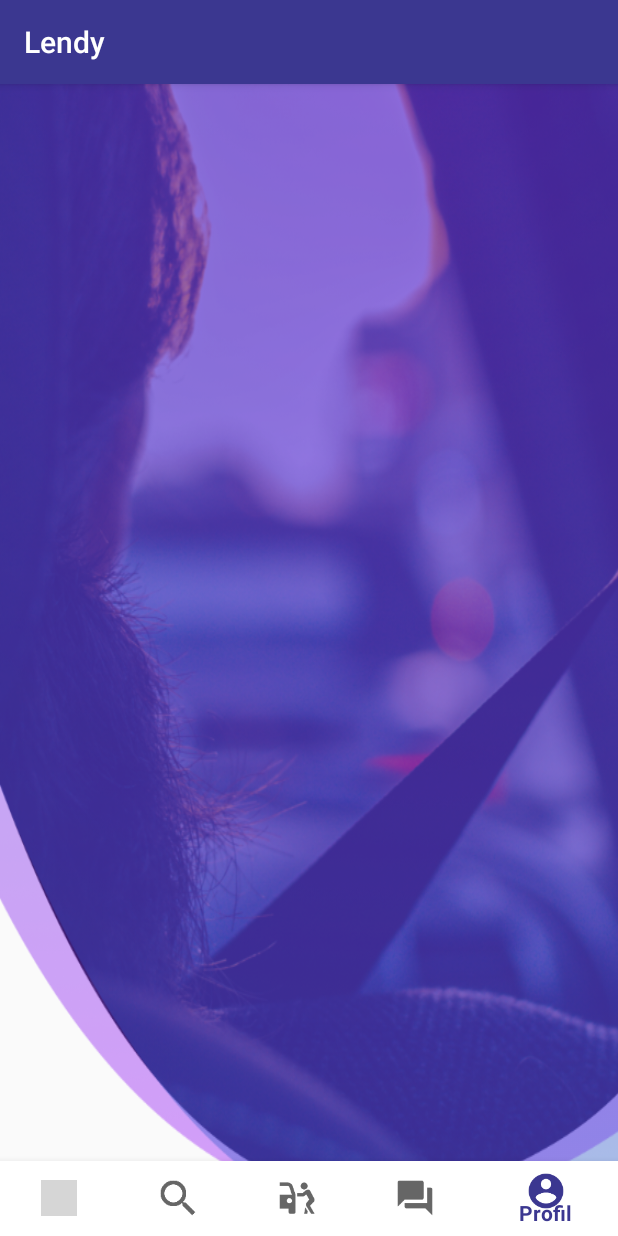
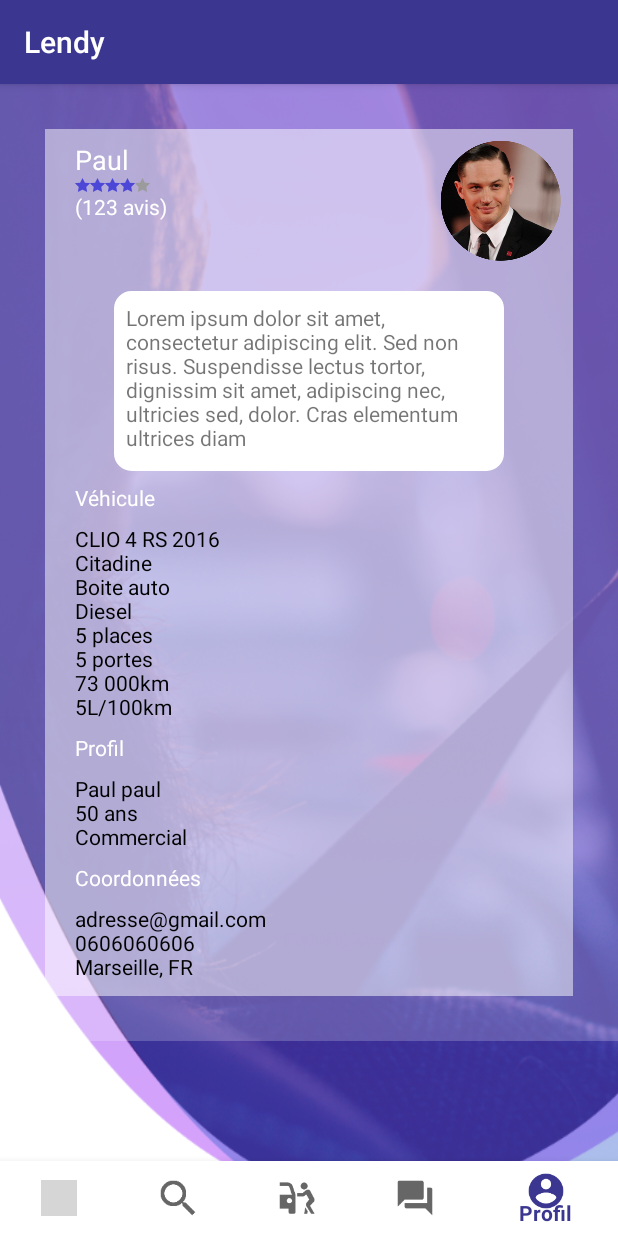
Before and after one commit to elbilbil/lendy_android, an Android app: the MainActivity screen opened directly, with no data from a screen before it, item 5 of the bottom bar chosen, on a phone screen of 412 x 824 dp. Run offline under Robolectric (Android 15) with nearby library versions, the phone set to English and light mode, and no system bars; libraries missing offline, so code that uses them is left out: com.lmntrx.android, com.pubnub.api; 2 statements that could not run were skipped; grey boxes are pictures that could not be loaded.

Commit message:
Map/MyProfil/Messages
- Ajout du profil de l'utilisateur
- Review des conversations
- Review de la Map qui va afficher désormais les users récupérés

```diff
--- a/Lendy/app/src/main/java/com/lendy/Controllers/MainActivity.kt
+++ b/Lendy/app/src/main/java/com/lendy/Controllers/MainActivity.kt
@@ -42,6 +42,7 @@ class MainActivity : AppCompatActivity() {
     var messageFragment: MessagesFragment? = null
     var conversationFragment: ConversationFragment? = null
     var homeFragment: HomeFragment? = null
+    var myProfilFragment: MyProfilFragment? = null
 
     override fun onCreate(savedInstanceState: Bundle?) {
         super.onCreate(savedInstanceState)
@@ -71,6 +72,9 @@ class MainActivity : AppCompatActivity() {
 
                         if (homeFragment != null && homeFragment?.isVisible!!)
                             removeHomeFragment()
+
+                        if (myProfilFragment != null && myProfilFragment?.isVisible!!)
+                            removeMyProfilFragment()
 
                         when (item.itemId) {
                             R.id.action_ongle_1 -> {
@@ -112,6 +116,11 @@ class MainActivity : AppCompatActivity() {
                                 addFragmentToActivity(fragmentManager, messageFragment, R.id.activity_main)
                             }
                             R.id.action_ongle_5 -> {
+                                myProfilFragment = MyProfilFragment()
+                                // set LegalsFragment Arguments
+                                //researchFragment!!.arguments = bundle
+
+                                addFragmentToActivity(fragmentManager, myProfilFragment, R.id.activity_main)
 
                             }
                             else -> {
@@ -215,6 +224,13 @@ class MainActivity : AppCompatActivity() {
         }
     }
 
+    fun removeMyProfilFragment() {
+        if (this.myProfilFragment != null) {
+            removeFragment(myProfilFragment)
+            this.myProfilFragment = null
+        }
+    }
+
     private fun initPubnub() {
         val pnConfiguration = PNConfiguration()
         pnConfiguration.subscribeKey = "sub-c-32cb3dba-f4bc-11e8-aba4-3a82e8287a69"
@@ -254,7 +270,7 @@ class MainActivity : AppCompatActivity() {
             showBottomNavigation()
         }
         else {
-            if (mapFragment != null || profileDetailFragment != null || researchFragment != null || messageFragment != null) {
+            if (mapFragment != null || profileDetailFragment != null || researchFragment != null || messageFragment != null || myProfilFragment != null) {
                 fragmentManager.popBackStack()
                 showBottomNavigation()
                 bottom_navigation.selectedItemId = R.id.action_ongle_1
--- /dev/null
+++ b/Lendy/app/src/main/java/com/lendy/Utils/fragments/MyProfilFragment.kt
@@ -0,0 +1,115 @@
+package com.lendy.Utils.fragments
+
+import android.app.Activity
+import android.app.Fragment
+import android.content.Context
+import android.os.Bundle
+import android.view.*
+import com.lendy.Controllers.*
+import com.lendy.Models.Users
+import com.lendy.R
+import android.graphics.drawable.Drawable
+import android.util.Log
+import com.lendy.Manager.DataManager
+import com.lendy.Utils.custom_views.SendMessageDialog
+import kotlinx.android.synthetic.main.profiledetail.*
+import android.content.Intent
+import android.widget.Toast
+import android.provider.MediaStore
+import android.graphics.Bitmap
+import kotlinx.android.synthetic.main.myprofil_fragment.*
+import kotlinx.android.synthetic.main.profiledetail.profilname
+import kotlinx.android.synthetic.main.profiledetail.profilpicture
+import kotlinx.android.synthetic.main.profiledetail.textView11
+import java.io.IOException
+
+class MyProfilFragment : Fragment() {
+
+    var currentActivity: Activity? = null
+    var currentView: View? = null
+    var userInfo: HashMap<String?, Any?> = hashMapOf()
+    var user: Users? = null
+    var SELECT_IMAGE = 1211
+
+    override fun onCreateView(inflater: LayoutInflater?, container: ViewGroup?, savedInstanceState: Bundle?): View? {
+        return inflater?.inflate(R.layout.myprofil_fragment, container, false)
+    }
+
+    override fun onViewCreated(view: View?, savedInstanceState: Bundle?) {
+        super.onViewCreated(view, savedInstanceState)
+
+        this.currentView = view
+        this.currentActivity = this.activity
+        val cA = this.currentActivity
+
+        val b = this.arguments
+        Log.e("lol", DataManager.SharedData.sharedUser.toString()!!)
+        profilname.text = DataManager.SharedData.sharedUser!!.firstname + " " + DataManager.SharedData.sharedUser!!.lastname
+        textView11.text = DataManager.SharedData.sharedUser!!.username +"\\n0606060606\\nMarseille, FR"
+
+        profilpicture.setOnClickListener {
+            val intent = Intent()
+            intent.type = "image/*"
+            intent.action = Intent.ACTION_GET_CONTENT
+            startActivityForResult(Intent.createChooser(intent, "Choisissez une image"), SELECT_IMAGE)
+        }
+
+        /*if (b.getSerializable("infos") != null) {
+            userInfo = b.getSerializable("infos") as HashMap<String?, Any?>
+            user = userInfo["user"] as Users?
+            profilpicture.setImageDrawable(userInfo["firstImage"] as Drawable?)
+            profilname.text = user!!.firstname + " " + user!!.lastname
+        }*/
+
+    }
+
+    override fun onActivityResult(requestCode: Int, resultCode: Int, data: Intent?) {
+        super.onActivityResult(requestCode, resultCode, data)
+        if (requestCode == SELECT_IMAGE) {
+            if (resultCode == Activity.RESULT_OK) {
+                if (data != null) {
+                    try {
+                        val bitmap = MediaStore.Images.Media.getBitmap(activity.contentResolver, data.data)
+                        profilpicture.setImageBitmap(bitmap)
+                    } catch (e: IOException) {
+                        e.printStackTrace()
+                    }
+
+                }
+            } else if (resultCode == Activity.RESULT_CANCELED) {
+                Toast.makeText(activity, "Canceled", Toast.LENGTH_SHORT).show()
+            }
+        }
+    }
+
+    override fun onAttach(context: Context?) {
+        super.onAttach(context)
+    }
+
+    override fun onSaveInstanceState(outState: Bundle?) {
+
+    }
+
+    override fun onDestroyView() {
+        super.onDestroyView()
+    }
+
+    override fun onDetach() {
+        super.onDetach()
+    }
+
+    override fun onDestroy() {
+        super.onDestroy()
+    }
+
+
+    fun onSucceed() {
+
+        val cA = this.currentActivity
+    }
+
+    fun onFail() {
+
+        val cA = this.currentActivity
+    }
+}
--- /dev/null
+++ b/Lendy/app/src/main/res/layout/myprofil_fragment.xml
@@ -0,0 +1,256 @@
+<?xml version="1.0" encoding="utf-8"?>
+<FrameLayout xmlns:android="http://schemas.android.com/apk/res/android"
+    xmlns:app="http://schemas.android.com/apk/res-auto"
+    xmlns:tools="http://schemas.android.com/tools"
+    android:layout_width="match_parent"
+    android:layout_height="match_parent"
+    android:clickable="true"
+    android:focusable="true"
+    android:background="@color/white">
+
+    <FrameLayout
+        android:layout_width="match_parent"
+        android:layout_height="match_parent"
+        android:background="@drawable/bg_login"
+        android:clickable="true"
+        android:focusable="true">
+
+        <ScrollView
+            android:layout_width="match_parent"
+            android:layout_height="match_parent"
+            app:layout_constraintBottom_toBottomOf="parent"
+            app:layout_constraintEnd_toEndOf="parent"
+            app:layout_constraintStart_toStartOf="parent"
+            app:layout_constraintTop_toTopOf="parent">
+
+            <android.support.constraint.ConstraintLayout
+                android:layout_width="match_parent"
+                android:layout_height="match_parent"
+                android:background="#33FFFFFF"
+                app:layout_constraintBottom_toBottomOf="parent"
+                app:layout_constraintEnd_toEndOf="parent"
+                app:layout_constraintStart_toStartOf="parent"
+                app:layout_constraintTop_toTopOf="parent">
+
+                <android.support.constraint.ConstraintLayout
+                    android:layout_width="match_parent"
+                    android:layout_height="match_parent"
+                    android:layout_marginStart="30dp"
+                    android:layout_marginTop="30dp"
+                    android:layout_marginEnd="30dp"
+                    android:layout_marginBottom="30dp"
+                    android:background="#80FFFFFF"
+                    app:layout_constraintBottom_toBottomOf="parent"
+                    app:layout_constraintEnd_toEndOf="parent"
+                    app:layout_constraintStart_toStartOf="parent"
+                    app:layout_constraintTop_toTopOf="parent">
+
+                    <ImageView
+                        android:id="@+id/profilpicture"
+                        android:layout_width="80dp"
+                        android:layout_height="80dp"
+                        android:layout_marginTop="8dp"
+                        android:layout_marginEnd="8dp"
+                        app:layout_constraintEnd_toEndOf="parent"
+                        app:layout_constraintTop_toTopOf="parent"
+                        app:srcCompat="@drawable/avatar_placeholder" />
+
+                    <TextView
+                        android:id="@+id/profilname"
+                        android:layout_width="0dp"
+                        android:layout_height="wrap_content"
+                        android:layout_marginStart="20dp"
+                        android:layout_marginTop="8dp"
+                        android:layout_marginEnd="10dp"
+                        android:text="Paul"
+                        android:textColor="@color/white"
+                        android:textSize="18dp"
+                        app:layout_constraintEnd_toStartOf="@+id/profilpicture"
+                        app:layout_constraintHorizontal_bias="0.0"
+                        app:layout_constraintStart_toStartOf="parent"
+                        app:layout_constraintTop_toTopOf="parent" />
+
+                    <LinearLayout
+                        android:id="@+id/linearLayout"
+                        android:layout_width="wrap_content"
+                        android:layout_height="wrap_content"
+                        android:layout_marginStart="20dp"
+                        android:orientation="horizontal"
+                        app:layout_constraintStart_toStartOf="parent"
+                        app:layout_constraintTop_toBottomOf="@+id/profilname">
+
+                        <ImageView
+                            android:layout_width="wrap_content"
+                            android:layout_height="wrap_content"
+                            android:src="@drawable/star_bleu" />
+
+                        <ImageView
+                            android:layout_width="wrap_content"
+                            android:layout_height="wrap_content"
+                            android:src="@drawable/star_bleu" />
+
+                        <ImageView
+                            android:layout_width="wrap_content"
+                            android:layout_height="wrap_content"
+                            android:src="@drawable/star_bleu" />
+
+                        <ImageView
+                            android:layout_width="wrap_content"
+                            android:layout_height="wrap_content"
+                            android:src="@drawable/star_bleu" />
+
+                        <ImageView
+                            android:layout_width="wrap_content"
+                            android:layout_height="wrap_content"
+                            android:src="@drawable/star_gris" />
+
+                    </LinearLayout>
+
+                    <TextView
+                        android:id="@+id/avis"
+                        android:layout_width="wrap_content"
+                        android:layout_height="wrap_content"
+                        android:layout_marginStart="20dp"
+                        android:text="(123 avis)"
+                        android:textColor="@color/white"
+                        app:layout_constraintStart_toStartOf="parent"
+                        app:layout_constraintTop_toBottomOf="@+id/linearLayout" />
+
+                    <android.support.constraint.ConstraintLayout
+                        android:id="@+id/constraintLayout"
+                        android:layout_width="260dp"
+                        android:layout_height="120dp"
+                        android:layout_marginStart="8dp"
+                        android:layout_marginTop="20dp"
+                        android:layout_marginEnd="8dp"
+                        android:background="@drawable/rounded_border"
+                        app:layout_constraintEnd_toEndOf="parent"
+                        app:layout_constraintStart_toStartOf="parent"
+                        app:layout_constraintTop_toBottomOf="@+id/profilpicture">
+
+                        <TextView
+                            android:id="@+id/description"
+                            android:layout_width="0dp"
+                            android:layout_height="wrap_content"
+                            android:layout_marginStart="8dp"
+                            android:layout_marginTop="8dp"
+                            android:layout_marginEnd="8dp"
+                            android:text="Lorem ipsum dolor sit amet, consectetur adipiscing elit. Sed non risus. Suspendisse lectus tortor, dignissim sit amet, adipiscing nec, ultricies sed, dolor. Cras elementum ultrices diam"
+                            app:layout_constraintEnd_toEndOf="parent"
+                            app:layout_constraintStart_toStartOf="parent"
+                            app:layout_constraintTop_toTopOf="parent" />
+                    </android.support.constraint.ConstraintLayout>
+
+
+                    <android.support.v4.view.ViewPager
+                        android:id="@+id/viewPager"
+                        android:layout_width="0dp"
+                        android:layout_height="0dp"
+                        android:layout_marginStart="20dp"
+                        android:layout_marginTop="8dp"
+                        android:layout_marginEnd="8dp"
+                        android:visibility="gone"
+                        app:layout_constraintEnd_toEndOf="parent"
+                        app:layout_constraintStart_toStartOf="parent"
+                        app:layout_constraintTop_toBottomOf="@+id/constraintLayout">
+
+                        <android.support.design.widget.TabLayout
+                            android:id="@+id/tabLayout"
+                            android:layout_width="match_parent"
+                            android:layout_height="wrap_content"
+                            android:layout_gravity="top"
+                            android:layout_marginStart="20dp"
+                            android:layout_marginTop="8dp"
+                            android:layout_marginEnd="8dp"
+                            android:minHeight="?actionBarSize"
+                            app:layout_constraintEnd_toEndOf="parent"
+                            app:layout_constraintStart_toStartOf="parent"
+                            app:tabBackground="@color/colorPrimary"
+                            app:tabGravity="fill"
+                            app:tabIndicatorColor="@color/white"
+                            app:tabIndicatorHeight="4dp"
+                            app:tabMode="fixed">
+
+                        </android.support.design.widget.TabLayout>
+
+                    </android.support.v4.view.ViewPager>
+
+
+                    <TextView
+                        android:id="@+id/vehicule"
+                        android:layout_width="wrap_content"
+                        android:layout_height="wrap_content"
+                        android:layout_marginStart="20dp"
+                        android:layout_marginTop="8dp"
+                        android:text="Véhicule"
+                        android:textColor="@color/white"
+                        app:layout_constraintStart_toStartOf="parent"
+                        app:layout_constraintTop_toBottomOf="@+id/viewPager" />
+
+                    <TextView
+                        android:id="@+id/vehiculedescription"
+                        android:layout_width="0dp"
+                        android:layout_height="wrap_content"
+                        android:layout_marginStart="20dp"
+                        android:layout_marginTop="8dp"
+                        android:layout_marginEnd="8dp"
+                        android:text="CLIO 4 RS 2016\nCitadine\nBoite auto\nDiesel\n5 places\n5 portes\n73 000km\n5L/100km"
+                        android:textColor="@color/black"
+                        app:layout_constraintEnd_toEndOf="parent"
+                        app:layout_constraintStart_toStartOf="parent"
+                        app:layout_constraintTop_toBottomOf="@+id/vehicule" />
+
+                    <TextView
+                        android:id="@+id/textView8"
+                        android:layout_width="wrap_content"
+                        android:layout_height="wrap_content"
+                        android:layout_marginTop="8dp"
+                        android:text="Profil"
+                        android:textColor="@color/white"
+                        app:layout_constraintStart_toStartOf="@+id/vehiculedescription"
+                        app:layout_constraintTop_toBottomOf="@+id/vehiculedescription" />
+
+                    <TextView
+                        android:id="@+id/textView10"
+                        android:layout_width="0dp"
+                        android:layout_height="wrap_content"
+                        android:layout_marginStart="20dp"
+                        android:layout_marginTop="8dp"
+                        android:layout_marginEnd="8dp"
+                        android:text="Paul paul\n50 ans\nCommercial"
+                        android:textColor="@color/black"
+                        app:layout_constraintEnd_toEndOf="parent"
+                        app:layout_constraintStart_toStartOf="parent"
+                        app:layout_constraintTop_toBottomOf="@+id/textView8" />
+
+                    <TextView
+                        android:id="@+id/textView9"
+                        android:layout_width="wrap_content"
+                        android:layout_height="wrap_content"
+                        android:layout_marginTop="8dp"
+                        android:text="Coordonnées"
+                        android:textColor="@color/white"
+                        app:layout_constraintStart_toStartOf="@+id/textView10"
+                        app:layout_constraintTop_toBottomOf="@+id/textView10" />
+
+                    <TextView
+                        android:id="@+id/textView11"
+                        android:layout_width="0dp"
+                        android:layout_height="wrap_content"
+                        android:layout_marginStart="20dp"
+                        android:layout_marginTop="8dp"
+                        android:layout_marginEnd="8dp"
+                        android:layout_marginBottom="10dp"
+                        android:text="adresse@gmail.com\n0606060606\nMarseille, FR"
+                        android:textColor="@color/black"
+                        app:layout_constraintBottom_toBottomOf="parent"
+                        app:layout_constraintEnd_toEndOf="parent"
+                        app:layout_constraintStart_toStartOf="parent"
+                        app:layout_constraintTop_toBottomOf="@+id/textView9" />
+
+                </android.support.constraint.ConstraintLayout>
+            </android.support.constraint.ConstraintLayout>
+        </ScrollView>
+
+    </FrameLayout>
+</FrameLayout>
--- a/Lendy/app/src/main/res/layout/profiledetail.xml
+++ b/Lendy/app/src/main/res/layout/profiledetail.xml
@@ -4,14 +4,15 @@
     xmlns:tools="http://schemas.android.com/tools"
     android:layout_width="match_parent"
     android:layout_height="match_parent"
+    android:clickable="true"
+    android:focusable="true"
     android:background="@color/white">
 
     <FrameLayout
         android:layout_width="match_parent"
         android:layout_height="match_parent"
         android:background="@drawable/bg_login"
-        android:clickable="true"
-        android:focusable="true">
+        >
 
         <ScrollView
             android:layout_width="match_parent"
```
Also changed, not shown: Lendy/app/src/main/java/com/lendy/Utils/fragments/ConversationFragment.kt (+8 -1 lines), Lendy/app/src/main/java/com/lendy/Utils/fragments/MapFragment.kt (+4 -17 lines), Lendy/app/src/main/res/layout/conversation_title_elem.xml (+12 -8 lines), Lendy/app/src/main/res/layout/item_recevided_message.xml (+15 -10 lines), Lendy/app/src/main/res/layout/item_send_message.xml (+14 -7 lines).
